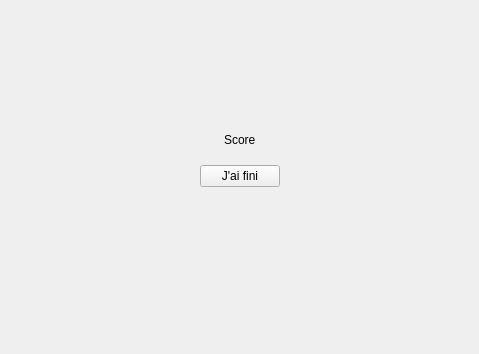
BaptisteMagoni/Projet_escape_bts_7_quizz, file Programmation/Application/Escape_Quiz_Projet_BTS/windowend.ui: the form before one commit; both pictures show x 0 to 479 and y 202 to 556 of the 479 by 556 pixel window.
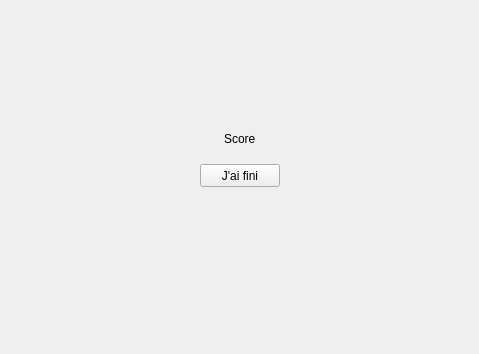
The form after the commit. Icons and pictures are not drawn.

```diff
--- a/Programmation/Application/Escape_Quiz_Projet_BTS/windowend.ui
+++ b/Programmation/Application/Escape_Quiz_Projet_BTS/windowend.ui
@@ -170,6 +170,18 @@
       </item>
       <item>
        <widget class="QPushButton" name="pushButton_finish">
+        <property name="minimumSize">
+         <size>
+          <width>75</width>
+          <height>23</height>
+         </size>
+        </property>
+        <property name="maximumSize">
+         <size>
+          <width>100</width>
+          <height>35</height>
+         </size>
+        </property>
         <property name="text">
          <string>J'ai fini</string>
         </property>
```
Left out of the diff: 3 changed lines with no effect on the pictures.
